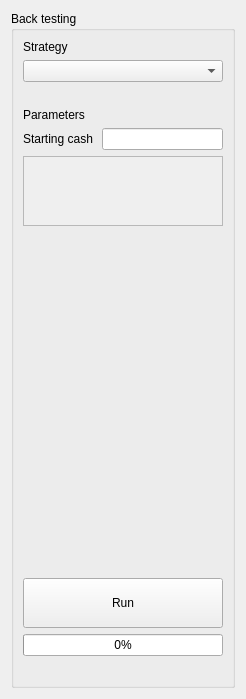
Before: the Qt Designer form app/ui/strategyTester.ui in littleseven/westock, drawn with Qt 5.
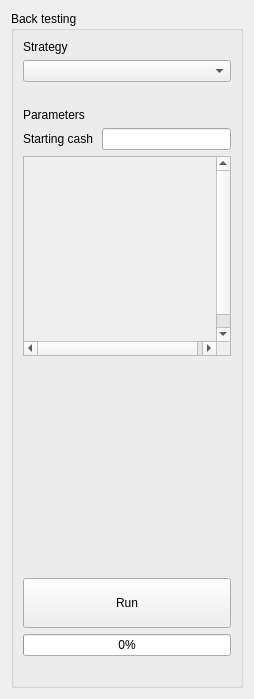
After: the same form once the commit is applied.

```diff
--- a/app/ui/strategyTester.ui
+++ b/app/ui/strategyTester.ui
@@ -6,7 +6,7 @@
    <rect>
     <x>0</x>
     <y>0</y>
-    <width>238</width>
+    <width>254</width>
     <height>699</height>
    </rect>
   </property>
@@ -105,21 +105,21 @@
       <item row="6" column="0">
        <widget class="QScrollArea" name="parametersScrollArea">
         <property name="sizePolicy">
-         <sizepolicy hsizetype="Expanding" vsizetype="Minimum">
+         <sizepolicy hsizetype="Preferred" vsizetype="Preferred">
           <horstretch>0</horstretch>
           <verstretch>0</verstretch>
          </sizepolicy>
         </property>
         <property name="minimumSize">
          <size>
-          <width>0</width>
-          <height>50</height>
+          <width>200</width>
+          <height>200</height>
          </size>
         </property>
         <property name="maximumSize">
          <size>
           <width>16777215</width>
-          <height>250</height>
+          <height>16777215</height>
          </size>
         </property>
         <property name="widgetResizable">
@@ -131,12 +131,31 @@
            <x>0</x>
            <y>0</y>
            <width>198</width>
-           <height>69</height>
+           <height>200</height>
           </rect>
          </property>
+         <property name="sizePolicy">
+          <sizepolicy hsizetype="Preferred" vsizetype="Preferred">
+           <horstretch>0</horstretch>
+           <verstretch>0</verstretch>
+          </sizepolicy>
+         </property>
+         <property name="minimumSize">
+          <size>
+           <width>198</width>
+           <height>200</height>
+          </size>
+         </property>
          <layout class="QVBoxLayout" name="verticalLayout">
           <item>
-           <layout class="QFormLayout" name="parametersLayout"/>
+           <layout class="QFormLayout" name="parametersLayout">
+            <property name="fieldGrowthPolicy">
+             <enum>QFormLayout::ExpandingFieldsGrow</enum>
+            </property>
+            <property name="rowWrapPolicy">
+             <enum>QFormLayout::WrapLongRows</enum>
+            </property>
+           </layout>
           </item>
          </layout>
         </widget>
```
